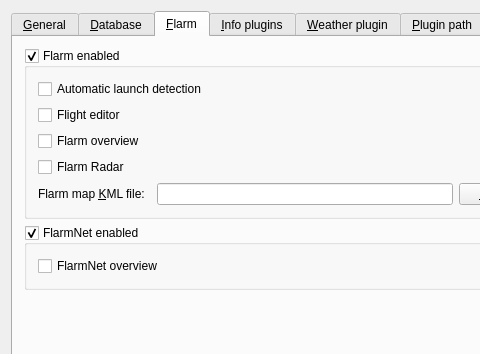
This is src/gui/windows/SettingsWindow.ui in startkladde/startkladde as Qt 5 draws it before an edit; both pictures show x 0 to 480 and y 0 to 354 of the 577 by 787 pixel window. The edited form follows.
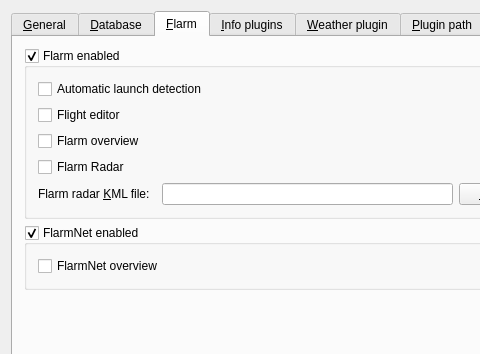
This is the edited form. The open tabs and pages were chosen to show the change. Custom widgets are drawn as their Qt base class.

What changed in the file:
```diff
--- a/src/gui/windows/SettingsWindow.ui
+++ b/src/gui/windows/SettingsWindow.ui
@@ -523,7 +523,7 @@
           <item row="4" column="0">
            <widget class="QLabel" name="label_3">
             <property name="text">
-             <string>Flarm map &amp;KML file:</string>
+             <string>Flarm radar &amp;KML file:</string>
             </property>
             <property name="buddy">
              <cstring>flarmMapKmlFileNameInput</cstring>
```
